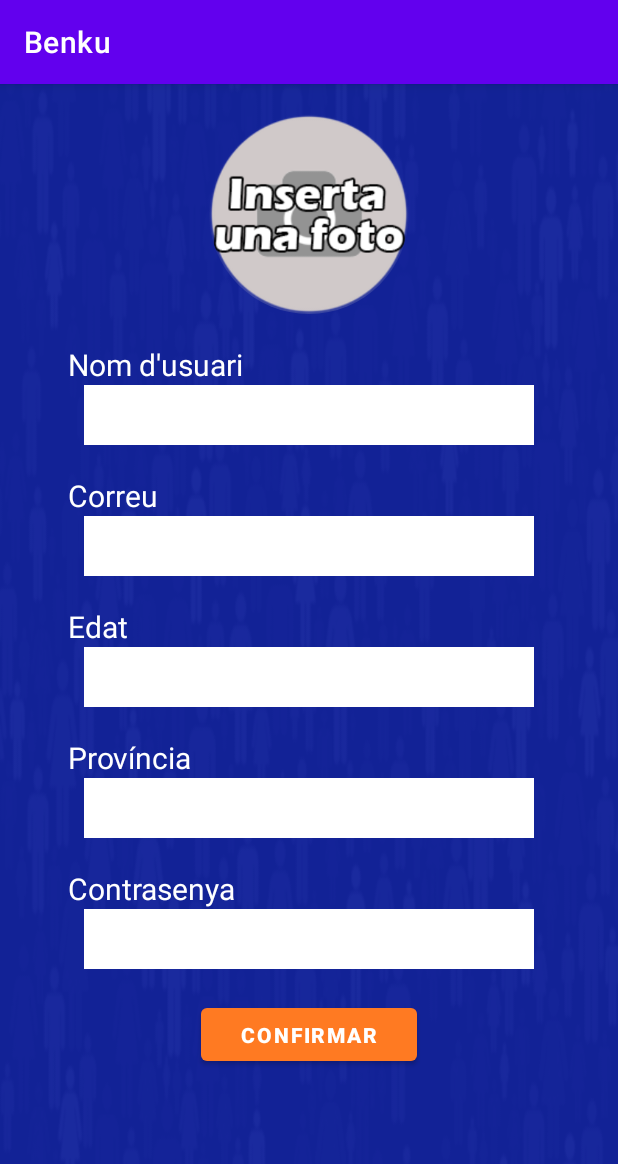
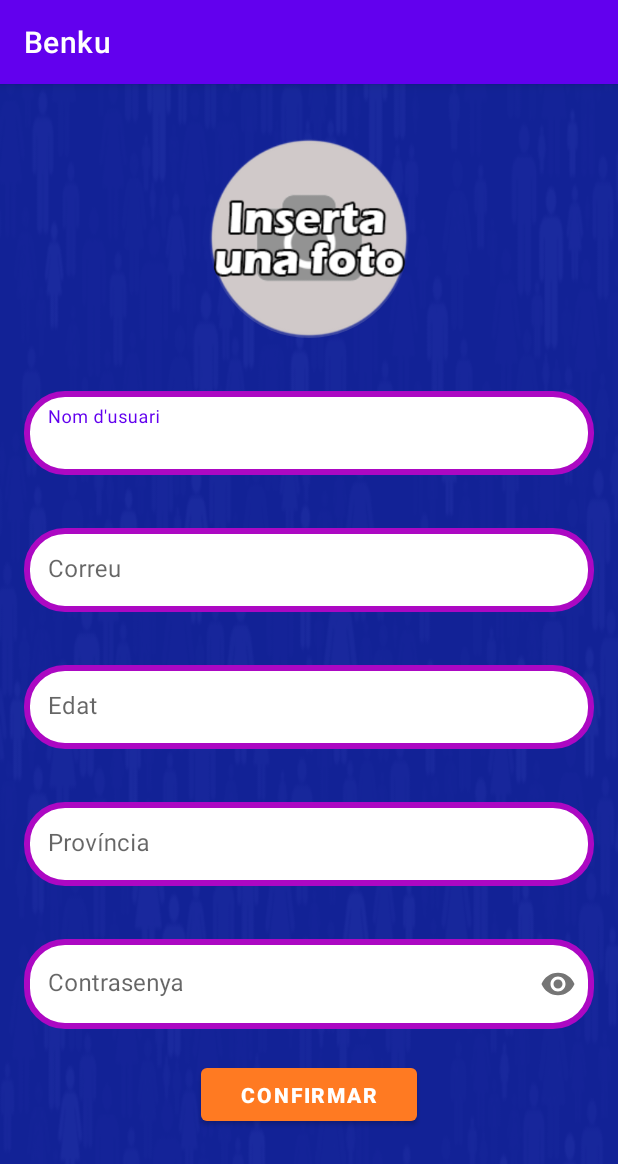
Before and after one commit to horemhamer/AplicacionAndroid, an Android app: the Cambiardatos screen opened directly, with no data from a screen before it, on a phone screen of 412 x 824 dp. Shown: the top 1164 px of the screen. Run offline under Robolectric (Android 15) with nearby library versions, the phone set to English and light mode, and no system bars; our stand-ins replace CircleImageView; libraries missing offline, so code that uses them is left out: com.basgeekball.awesomevalidation; 1 statement that could not run was skipped.

```diff
--- a/app/src/main/AndroidManifest.xml
+++ b/app/src/main/AndroidManifest.xml
@@ -12,7 +12,8 @@
         android:label="@string/app_name"
         android:supportsRtl="true"
         android:theme="@style/Theme.MyApplication">
-        <activity android:name=".Activity.Cambiardatos"></activity>
+        <activity android:name=".Activity.Reportar"></activity>
+        <activity android:name=".Activity.Cambiardatos" />
         <activity android:name=".Activity.CrearServicio" />
         <activity android:name=".Activity.Servicios" />
         <activity android:name=".Activity.Chat" />
--- a/app/src/main/java/com/example/myapplication/Activity/Menu.java
+++ b/app/src/main/java/com/example/myapplication/Activity/Menu.java
@@ -52,7 +52,7 @@ public class Menu extends AppCompatActivity {
         bustia.setOnClickListener(new View.OnClickListener() {
             @Override
             public void onClick(View view) {
-                Intent intent = new Intent(Menu.this, Chat.class);
+                Intent intent = new Intent(Menu.this, Reportar.class);
                 startActivity(intent);
             }
         });
--- a/app/src/main/java/com/example/myapplication/Activity/Registre.java
+++ b/app/src/main/java/com/example/myapplication/Activity/Registre.java
@@ -157,9 +157,6 @@ public class Registre extends AppCompatActivity {
             Toast.makeText(getApplicationContext(), "El correu electrònic ja se està utilitzant", Toast.LENGTH_SHORT).show();
             }
 
-
-
-
         return validation.validate();
     }
 
--- a/app/src/main/res/layout/activity_cambiardatos.xml
+++ b/app/src/main/res/layout/activity_cambiardatos.xml
@@ -11,6 +11,7 @@
     <LinearLayout
         android:layout_width="match_parent"
         android:layout_height="wrap_content"
+        android:padding="16dp"
         android:orientation="vertical"
         >
         <de.hdodenhof.circleimageview.CircleImageView
@@ -27,93 +28,186 @@
             app:layout_constraintStart_toStartOf="parent"
             app:layout_constraintTop_toTopOf="parent"
             app:layout_constraintVertical_bias="0.118" />
-        <TextView
-            android:layout_width="wrap_content"
-            android:layout_height="wrap_content"
-            android:textColor="@color/white"
-            android:text="Nom d'usuari"
-            android:textSize="20sp"
-            android:layout_marginLeft="45sp">
-        </TextView>
-        <EditText
-            android:id="@+id/editMNom"
-            android:layout_width="300sp"
-            android:layout_height="40sp"
-            android:background="@color/white"
+
+        <com.google.android.material.textfield.TextInputLayout
+            android:layout_width="match_parent"
+            android:layout_height="match_parent"
+
             android:layout_marginBottom="20sp"
             android:layout_gravity="center"
-            android:inputType="text">
-        </EditText>
-        <TextView
-            android:layout_width="wrap_content"
-            android:layout_height="wrap_content"
-            android:textColor="@color/white"
-            android:text="Correu"
-            android:textSize="20sp"
-            android:layout_marginLeft="45sp">
-        </TextView>
-        <EditText
-            android:id="@+id/editMEmail"
-            android:layout_width="300sp"
-            android:layout_height="40sp"
-            android:background="@color/white"
+            app:layout_constraintBottom_toBottomOf="parent"
+            app:layout_constraintEnd_toEndOf="parent"
+            app:layout_constraintHorizontal_bias="1.0"
+            app:layout_constraintStart_toStartOf="parent"
+            app:layout_constraintTop_toTopOf="parent"
+            app:layout_constraintVertical_bias="0.187"
+            app:boxStrokeWidth="0dp"
+            app:boxStrokeWidthFocused="0dp"
+            >
+
+            <com.google.android.material.textfield.TextInputEditText
+                app:boxBackgroundMode="none"
+                android:id="@+id/editMNom"
+                android:layout_width="match_parent"
+                android:layout_height="match_parent"
+                style="@style/login_edittext"
+                android:hint="Nom d'usuari"
+                app:layout_constraintBottom_toBottomOf="parent"
+                app:layout_constraintEnd_toEndOf="parent"
+                app:layout_constraintHorizontal_bias="0.565"
+                app:layout_constraintStart_toStartOf="parent"
+                app:layout_constraintTop_toTopOf="parent"
+                app:layout_constraintVertical_bias="0.388"
+                app:boxStrokeWidth="0dp"
+                app:boxStrokeWidthFocused="0dp"/>
+        </com.google.android.material.textfield.TextInputLayout>
+
+
+
+
+        <com.google.android.material.textfield.TextInputLayout
+            android:layout_width="match_parent"
+            android:layout_height="match_parent"
+
             android:layout_marginBottom="20sp"
             android:layout_gravity="center"
-            android:inputType="textEmailAddress">
-        </EditText>
-        <TextView
-            android:layout_width="wrap_content"
-            android:layout_height="wrap_content"
-            android:textColor="@color/white"
-            android:text="Edat"
-            android:textSize="20sp"
-            android:layout_marginLeft="45sp">
-        </TextView>
-        <EditText
-            android:id="@+id/editMEdat"
-            android:layout_width="300sp"
-            android:layout_height="40sp"
-            android:background="@color/white"
+            app:layout_constraintBottom_toBottomOf="parent"
+            app:layout_constraintEnd_toEndOf="parent"
+            app:layout_constraintHorizontal_bias="1.0"
+            app:layout_constraintStart_toStartOf="parent"
+            app:layout_constraintTop_toTopOf="parent"
+            app:layout_constraintVertical_bias="0.187"
+            app:boxStrokeWidth="0dp"
+            app:boxStrokeWidthFocused="0dp"
+            >
+
+            <com.google.android.material.textfield.TextInputEditText
+                app:boxBackgroundMode="none"
+                android:id="@+id/editMEmail"
+                android:layout_width="match_parent"
+                android:layout_height="match_parent"
+                style="@style/login_edittext"
+                android:hint="Correu"
+                android:inputType="textEmailAddress"
+                app:layout_constraintBottom_toBottomOf="parent"
+                app:layout_constraintEnd_toEndOf="parent"
+                app:layout_constraintHorizontal_bias="0.565"
+                app:layout_constraintStart_toStartOf="parent"
+                app:layout_constraintTop_toTopOf="parent"
+                app:layout_constraintVertical_bias="0.388"
+                app:boxStrokeWidth="0dp"
+                app:boxStrokeWidthFocused="0dp"/>
+        </com.google.android.material.textfield.TextInputLayout>
+
+
+        <com.google.android.material.textfield.TextInputLayout
+            android:layout_width="match_parent"
+            android:layout_height="match_parent"
+
             android:layout_marginBottom="20sp"
             android:layout_gravity="center"
-            android:inputType="number">
-        </EditText>
+            app:layout_constraintBottom_toBottomOf="parent"
+            app:layout_constraintEnd_toEndOf="parent"
+            app:layout_constraintHorizontal_bias="1.0"
+            app:layout_constraintStart_toStartOf="parent"
+            app:layout_constraintTop_toTopOf="parent"
+            app:layout_constraintVertical_bias="0.187"
+            app:boxStrokeWidth="0dp"
+            app:boxStrokeWidthFocused="0dp"
+            >
 
-        <TextView
-            android:layout_width="wrap_content"
-            android:layout_height="wrap_content"
-            android:textColor="@color/white"
-            android:text="Província"
-            android:textSize="20sp"
-            android:layout_marginLeft="45sp">
-        </TextView>
-        <EditText
-            android:id="@+id/editMLocation"
-            android:layout_width="300sp"
-            android:layout_height="40sp"
-            android:background="@color/white"
+            <com.google.android.material.textfield.TextInputEditText
+                app:boxBackgroundMode="none"
+                android:id="@+id/editMEdat"
+                android:layout_width="match_parent"
+                android:layout_height="match_parent"
+                style="@style/login_edittext"
+                android:hint="Edat"
+                android:inputType="number"
+                app:layout_constraintBottom_toBottomOf="parent"
+                app:layout_constraintEnd_toEndOf="parent"
+                app:layout_constraintHorizontal_bias="0.565"
+                app:layout_constraintStart_toStartOf="parent"
+                app:layout_constraintTop_toTopOf="parent"
+                app:layout_constraintVertical_bias="0.388"
+                app:boxStrokeWidth="0dp"
+                app:boxStrokeWidthFocused="0dp"/>
+        </com.google.android.material.textfield.TextInputLayout>
+
+
+
+        <com.google.android.material.textfield.TextInputLayout
+            android:layout_width="match_parent"
+            android:layout_height="match_parent"
+
             android:layout_marginBottom="20sp"
             android:layout_gravity="center"
-            android:inputType="text">
-        </EditText>
+            app:layout_constraintBottom_toBottomOf="parent"
+            app:layout_constraintEnd_toEndOf="parent"
+            app:layout_constraintHorizontal_bias="1.0"
+            app:layout_constraintStart_toStartOf="parent"
+            app:layout_constraintTop_toTopOf="parent"
+            app:layout_constraintVertical_bias="0.187"
+            app:boxStrokeWidth="0dp"
+            app:boxStrokeWidthFocused="0dp"
+            >
 
-        <TextView
-            android:layout_width="wrap_content"
-            android:layout_height="wrap_content"
-            android:textColor="@color/white"
-            android:text="Contrasenya"
-            android:textSize="20sp"
-            android:layout_marginLeft="45sp">
-        </TextView>
-        <EditText
-            android:id="@+id/editMContra"
-            android:layout_width="300sp"
-            android:layout_height="40sp"
-            android:background="@color/white"
+            <com.google.android.material.textfield.TextInputEditText
+                app:boxBackgroundMode="none"
+                android:id="@+id/editMLocation"
+                android:layout_width="match_parent"
+                android:layout_height="match_parent"
+                style="@style/login_edittext"
+                android:hint="Província"
+                app:layout_constraintBottom_toBottomOf="parent"
+                app:layout_constraintEnd_toEndOf="parent"
+                app:layout_constraintHorizontal_bias="0.565"
+                app:layout_constraintStart_toStartOf="parent"
+                app:layout_constraintTop_toTopOf="parent"
+                app:layout_constraintVertical_bias="0.388"
+                app:boxStrokeWidth="0dp"
+                app:boxStrokeWidthFocused="0dp"/>
+        </com.google.android.material.textfield.TextInputLayout>
+
+
+        <com.google.android.material.textfield.TextInputLayout
+            android:layout_width="match_parent"
+            android:layout_height="75dp"
+            android:id="@+id/textInputLayout"
             android:layout_marginBottom="20sp"
             android:layout_gravity="center"
-            android:inputType="textPassword">
-        </EditText>
+            app:layout_constraintBottom_toBottomOf="parent"
+            app:layout_constraintEnd_toEndOf="parent"
+            app:layout_constraintHorizontal_bias="1.0"
+            app:layout_constraintStart_toStartOf="parent"
+            app:layout_constraintTop_toTopOf="parent"
+            app:layout_constraintVertical_bias="0.187"
+            app:boxStrokeWidth="0dp"
+            app:boxStrokeWidthFocused="0dp"
+            app:passwordToggleEnabled="true"
+            >
+
+            <com.google.android.material.textfield.TextInputEditText
+                app:boxBackgroundMode="none"
+                android:id="@+id/editMContra"
+                android:layout_width="match_parent"
+                android:layout_height="match_parent"
+                style="@style/login_edittext"
+                android:hint="Contrasenya"
+                android:inputType="textPassword"
+                app:layout_constraintBottom_toBottomOf="parent"
+                app:layout_constraintEnd_toEndOf="parent"
+                app:layout_constraintHorizontal_bias="0.565"
+                app:layout_constraintStart_toStartOf="parent"
+                app:layout_constraintTop_toTopOf="parent"
+                app:layout_constraintVertical_bias="0.388"
+                app:boxStrokeWidth="0dp"
+                app:boxStrokeWidthFocused="0dp"/>
+        </com.google.android.material.textfield.TextInputLayout>
+
+
+
+
         <Button
             android:id="@+id/btnMConfirmar"
             android:layout_width="144dp"
--- a/app/src/main/res/layout/menu.xml
+++ b/app/src/main/res/layout/menu.xml
@@ -44,7 +44,7 @@
             android:layout_height="wrap_content"
             android:layout_gravity="center"
             android:layout_marginBottom="20sp"
-            android:text="Xats"
+            android:text="Reportar Usuaris"
             android:textStyle="bold"
             app:backgroundTint="#FF7A22"
             app:layout_constraintBottom_toBottomOf="parent"
```
Also changed, not shown: app/src/main/java/com/example/myapplication/Activity/Reportar.java (added, +141 -0 lines), app/src/main/res/layout/activity_crear_servicio.xml (+5 -3 lines), app/src/main/res/layout/activity_reportar.xml (added, +140 -0 lines).
